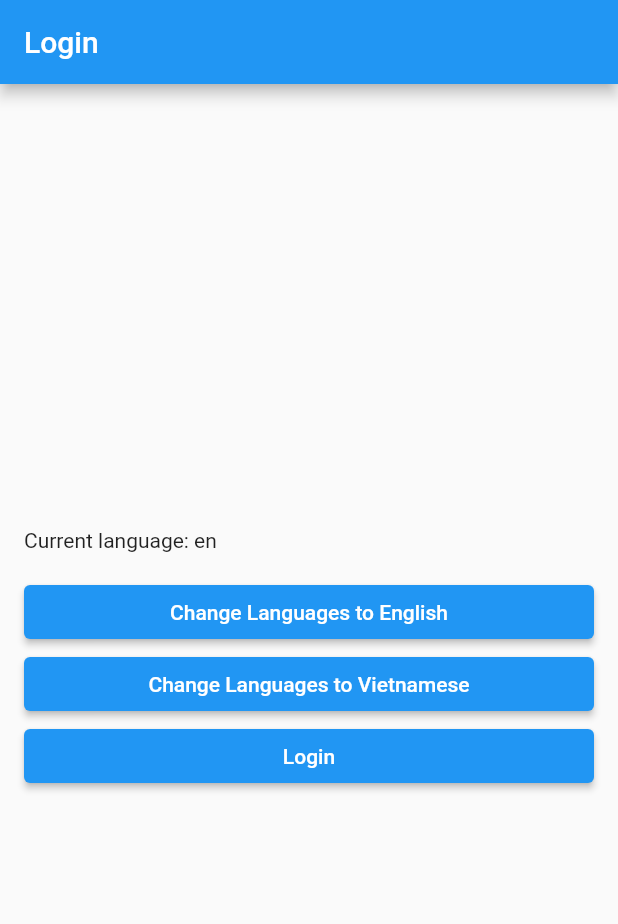
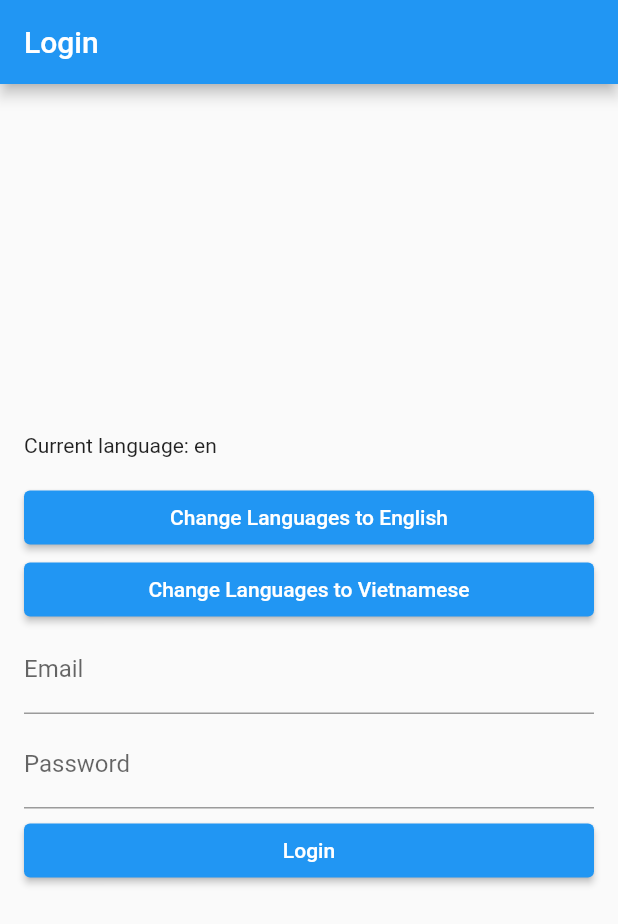
Before and after one commit to Nghi-NV/learn-flutter, a Flutter app: the screen it shows after launch, on a phone screen of 412 x 824 dp. Shown: the top 924 px of the screen. Run offline on Flutter 3.47's test engine with Material 2 defaults, Android fonts, the phone set to English and light mode, and no system bars; our stand-ins replace dartz, dio, equatable, flutter_bloc, freezed_annotation, get_it and 1 more.

Commit message:
add validation params

```diff
--- /dev/null
+++ b/lib/core/error/validation_field.dart
@@ -0,0 +1,6 @@
+class ValidationField {
+  final String field;
+  final String message;
+
+  ValidationField(this.field, this.message);
+}
--- a/lib/model_views/login/cubit/login_cubit.dart
+++ b/lib/model_views/login/cubit/login_cubit.dart
@@ -1,6 +1,7 @@
 import 'package:flutter_bloc/flutter_bloc.dart';
 import 'package:freezed_annotation/freezed_annotation.dart';
 import 'package:learn_flutter/core/error/failures.dart';
+import 'package:learn_flutter/core/error/validation_field.dart';
 import 'package:learn_flutter/data/repositories/login_repository.dart';
 import 'package:learn_flutter/models/login/login_model.dart';
 
@@ -12,6 +13,12 @@ class LoginCubit extends Cubit<LoginState> {
 
   LoginCubit(this.loginRepository) : super(const LoginState.initial());
 
+  void onChangeParams(LoginParams params) {
+    final errors = validationParams(params);
+
+    emit(LoginState.validationError(errors));
+  }
+
   void login(LoginParams params) async {
     emit(const LoginState.loading());
     final response = await loginRepository.login(params);
@@ -22,4 +29,42 @@ class LoginCubit extends Cubit<LoginState> {
       emit(LoginState.loaded(data));
     });
   }
+
+  List<ValidationField> validationParams(LoginParams params) {
+    final validations = <ValidationField>[];
+
+    if (params.email.isEmpty) {
+      validations.add(ValidationField('email', 'Email is required'));
+    }
+    if (params.password.isEmpty) {
+      validations.add(ValidationField('password', 'Password is required'));
+    }
+
+    if (params.password.length < 6) {
+      validations.add(ValidationField(
+          'passwordLength', 'Password must be at least 6 characters'));
+    }
+
+    if (!params.password.contains(RegExp(r'[A-Z]'))) {
+      validations.add(ValidationField('passwordUpperCase',
+          'Password must contain at least one uppercase letter'));
+    }
+
+    if (!params.password.contains(RegExp(r'[0-9]'))) {
+      validations.add(ValidationField(
+          'passwordNumber', 'Password must contain at least one number'));
+    }
+
+    if (!params.password.contains(RegExp(r'[!@#$%^&*(),.?":{}|<>]'))) {
+      validations.add(ValidationField('passwordSpecial',
+          'Password must contain at least one special character'));
+    }
+
+    if (!params.password.contains(RegExp(r'[a-z]'))) {
+      validations.add(ValidationField('passwordLowerCase',
+          'Password must contain at least one lowercase letter'));
+    }
+
+    return validations;
+  }
 }
--- a/lib/model_views/login/cubit/login_state.dart
+++ b/lib/model_views/login/cubit/login_state.dart
@@ -6,4 +6,8 @@ class LoginState with _$LoginState {
   const factory LoginState.loading() = LoginStateLoading;
   const factory LoginState.loaded(LoginEntity loginEntity) = LoginStateLoaded;
   const factory LoginState.error(Failure failure) = LoginStateError;
+  const factory LoginState.validationError(List<ValidationField> validations) =
+      LoginStateValidationError;
+  const factory LoginState.changeParams(LoginParams params) =
+      LoginStateChangeParams;
 }
--- a/lib/views/login/login_page.dart
+++ b/lib/views/login/login_page.dart
@@ -1,16 +1,55 @@
 import 'package:dio/dio.dart';
 import 'package:flutter/material.dart';
 import 'package:flutter_bloc/flutter_bloc.dart';
-import 'package:learn_flutter/core/api/dio_client.dart';
 import 'package:learn_flutter/core/app_config/cubit/language_cubit.dart';
+import 'package:learn_flutter/core/error/validation_field.dart';
 import 'package:learn_flutter/core/generated/l10n.dart';
-import 'package:learn_flutter/data/datasources/remote_datasource/login_remote_datasource.dart';
-import 'package:learn_flutter/di/inject_container.dart';
 import 'package:learn_flutter/model_views/login/cubit/login_cubit.dart';
 import 'package:learn_flutter/models/login/login_model.dart';
+import 'package:learn_flutter/views/login/widgets/check_validation.dart';
 
-class LoginPage extends StatelessWidget {
+class LoginPage extends StatefulWidget {
   const LoginPage({Key? key}) : super(key: key);
+
+  @override
+  State<LoginPage> createState() => _LoginPageState();
+}
+
+class _LoginPageState extends State<LoginPage> {
+  late final TextEditingController _emailController;
+  late final TextEditingController _passwordController;
+
+  @override
+  void initState() {
+    super.initState();
+    _emailController = TextEditingController();
+    _passwordController = TextEditingController();
+
+    _emailController.addListener(() {
+      BlocProvider.of<LoginCubit>(context).onChangeParams(
+        LoginParams(
+          email: _emailController.text,
+          password: _passwordController.text,
+        ),
+      );
+    });
+
+    _passwordController.addListener(() {
+      BlocProvider.of<LoginCubit>(context).onChangeParams(
+        LoginParams(
+          email: _emailController.text,
+          password: _passwordController.text,
+        ),
+      );
+    });
+  }
+
+  @override
+  void dispose() {
+    _emailController.dispose();
+    _passwordController.dispose();
+    super.dispose();
+  }
 
   @override
   Widget build(BuildContext context) {
@@ -46,6 +85,22 @@ class LoginPage extends StatelessWidget {
                 },
                 child: const Text("Change Languages to Vietnamese"),
               ),
+              TextFormField(
+                controller: _emailController,
+                decoration: const InputDecoration(
+                  labelText: "Email",
+                ),
+              ),
+              const SizedBox(height: 4.0),
+              validationEmail(),
+              TextFormField(
+                controller: _passwordController,
+                decoration: const InputDecoration(
+                  labelText: "Password",
+                ),
+              ),
+              const SizedBox(height: 4.0),
+              validationPassword(),
               ElevatedButton(
                 onPressed: () {
                   final loginCubit = context.read<LoginCubit>();
@@ -62,4 +117,70 @@ class LoginPage extends StatelessWidget {
       );
     });
   }
+
+  Widget validationEmail() {
+    return BlocBuilder<LoginCubit, LoginState>(builder: (context, state) {
+      if (state is LoginStateValidationError) {
+        final List<ValidationField> errors = state.validations;
+        final errorEmail = errors.where((error) => error.field == 'email');
+        if (errorEmail.isNotEmpty) {
+          return Text(
+            errorEmail.first.message,
+            style: const TextStyle(color: Colors.red),
+          );
+        }
+      }
+      return Container();
+    });
+  }
+
+  Widget validationPassword() {
+    return BlocBuilder<LoginCubit, LoginState>(builder: (context, state) {
+      if (state is LoginStateValidationError) {
+        final List<ValidationField> errors = state.validations;
+        return Column(
+          mainAxisAlignment: MainAxisAlignment.start,
+          crossAxisAlignment: CrossAxisAlignment.start,
+          children: [
+            CheckValidation(
+              title: "Password is required",
+              isValid:
+                  errors.where((error) => error.field == 'password').isEmpty,
+            ),
+            CheckValidation(
+              title: "Password must be at least 6 characters",
+              isValid: errors
+                  .where((error) => error.field == 'passwordLength')
+                  .isEmpty,
+            ),
+            CheckValidation(
+              title: "Password must contain at least one uppercase letter",
+              isValid: errors
+                  .where((error) => error.field == 'passwordUpperCase')
+                  .isEmpty,
+            ),
+            CheckValidation(
+              title: "Password must contain at least one lowercase letter",
+              isValid: errors
+                  .where((error) => error.field == 'passwordLowerCase')
+                  .isEmpty,
+            ),
+            CheckValidation(
+              title: "Password must contain at least one number",
+              isValid: errors
+                  .where((error) => error.field == 'passwordNumber')
+                  .isEmpty,
+            ),
+            CheckValidation(
+              title: "Password must contain at least one special character",
+              isValid: errors
+                  .where((error) => error.field == 'passwordSpecial')
+                  .isEmpty,
+            ),
+          ],
+        );
+      }
+      return Container();
+    });
+  }
 }
```
Also changed, not shown: lib/core/theme/app_typography.dart (added, +36 -0 lines), lib/views/login/widgets/check_validation.dart (added, +22 -0 lines), lib/model_views/login/cubit/login_cubit.freezed.dart.
